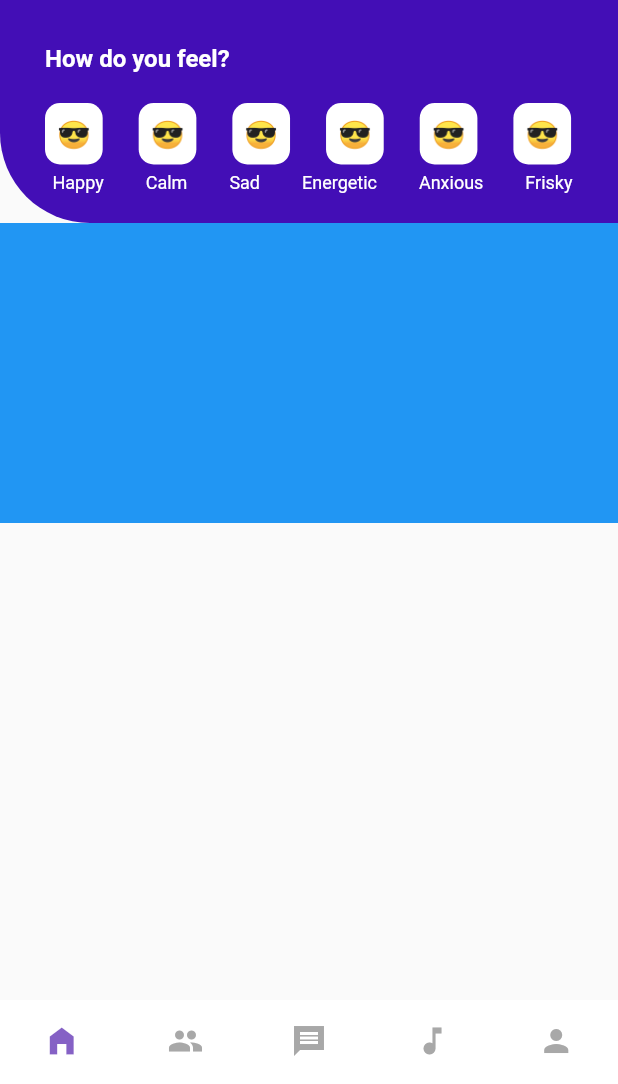
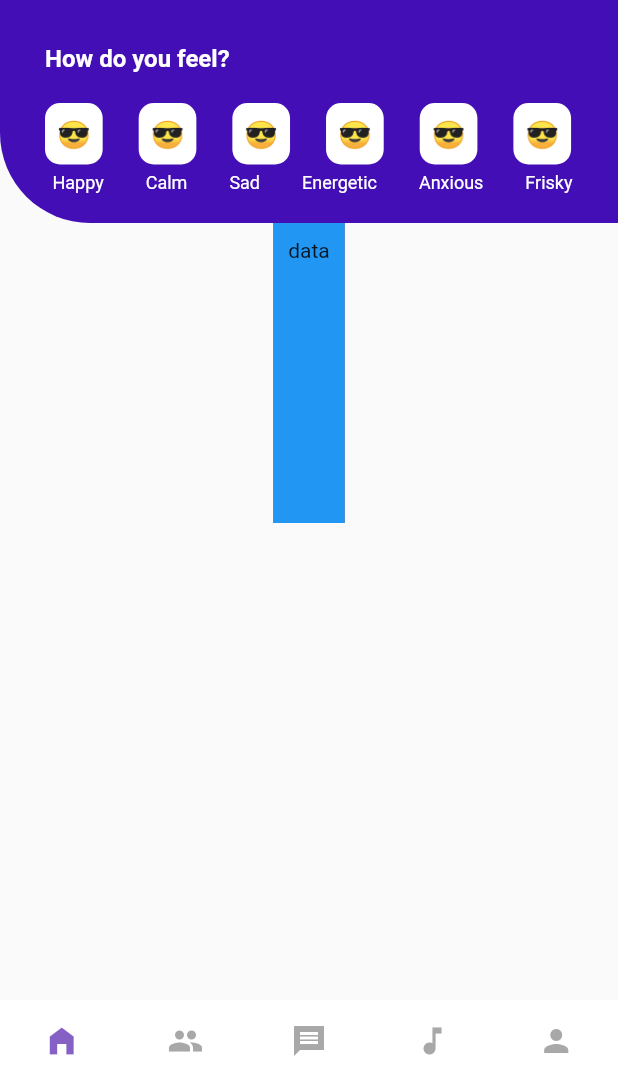
Before and after one commit to jaymesC/safeplace-social-app, a Flutter app: the screen it shows after launch, on a phone screen of 412 x 824 dp, the part 152-1236 px from its top. Run offline on Flutter 3.47's test engine with Material 2 defaults, Android fonts, the phone set to English and light mode, and no system bars; our stand-ins replace flutter_spinkit.

Commit message:
updated homepage

```diff
--- a/lib/widgets/emoji_widget.dart
+++ b/lib/widgets/emoji_widget.dart
@@ -27,8 +27,6 @@ class EmojiWidget extends StatelessWidget {
         SizedBox(
           height: 5,
         ),
-        // Text(label,
-        //     style: TextStyle(color: Colors.white, fontSize: 13))
       ],
     );
   }
--- a/lib/widgets/feature_card.dart
+++ b/lib/widgets/feature_card.dart
@@ -8,6 +8,7 @@ class FeatureCard extends StatelessWidget {
     return Container(
       padding: const EdgeInsets.fromLTRB(10, 10, 10, 10),
       decoration: BoxDecoration(color: Colors.blue),
+      child: Text('data'),
     );
   }
 }
```
Also changed, not shown: lib/pages/home_page.dart (+0 -15 lines).
